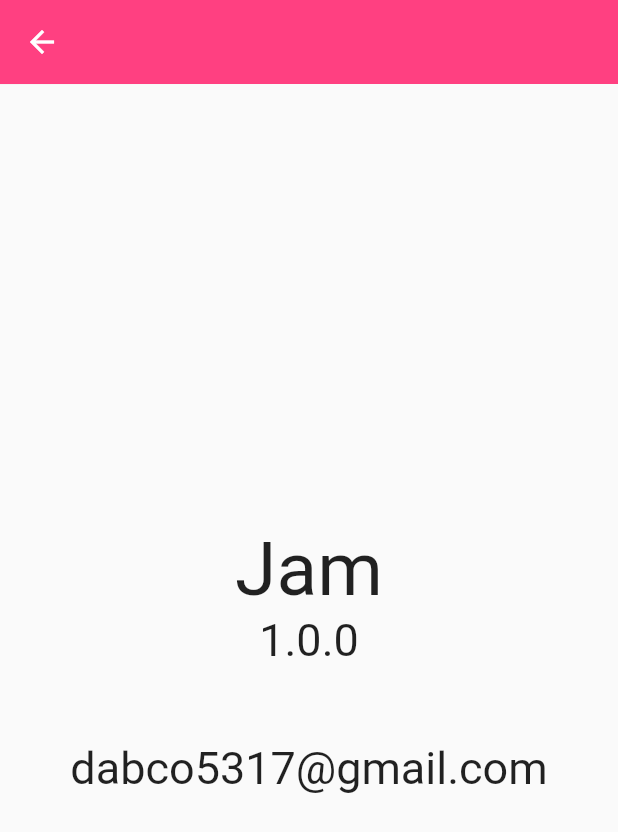
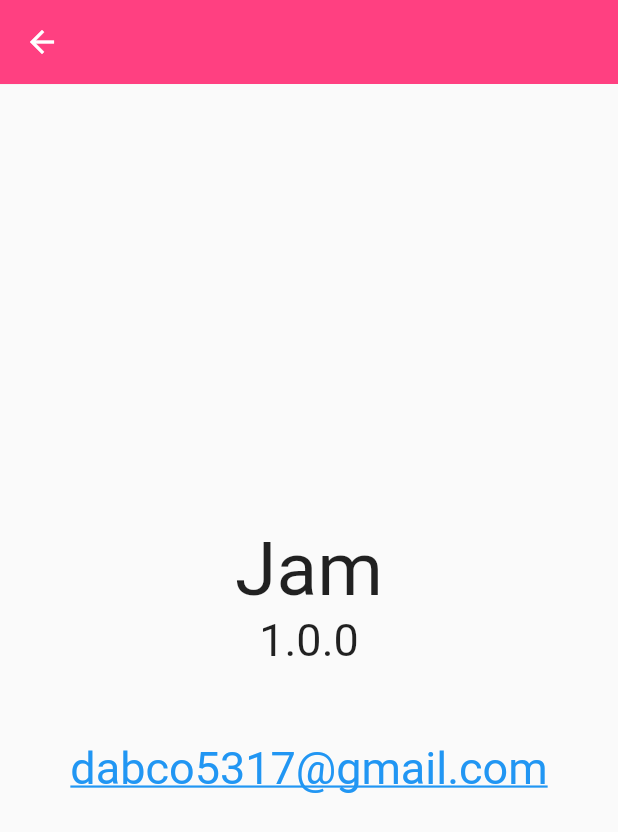
Before and after one commit to DAB-Co/jam-mobile, a Flutter app: the About screen opened by its route, on a phone screen of 412 x 824 dp. Shown: the top 832 px of the screen. Run offline on Flutter 3.47's test engine with Material 2 defaults, Android fonts, the light colour scheme and no system bars; our stand-ins replace device_info_plus, firebase_core, firebase_messaging, flutter_local_notifications, hive, hive_flutter and 1 more; missing offline and left inert: mqtt_client; accounts and stored records are empty; statements that could not run were skipped.

Commit message:
email address is clickable in about page

```diff
--- a/lib/pages/about.dart
+++ b/lib/pages/about.dart
@@ -1,4 +1,5 @@
 import 'package:flutter/material.dart';
+import 'package:url_launcher/url_launcher.dart';
 
 class About extends StatelessWidget {
   @override
@@ -22,13 +23,25 @@ class About extends StatelessWidget {
               style: TextStyle(fontSize: 30),
             ),
             SizedBox(height: 50),
-            Text(
-              "dabco5317@gmail.com",
-              style: TextStyle(fontSize: 30),
+            GestureDetector(
+              onTap: _launchEmail,
+              child: Text(
+                "dabco5317@gmail.com",
+                style: TextStyle(
+                  fontSize: 30,
+                  color: Colors.blue,
+                  decoration: TextDecoration.underline,
+                ),
+              ),
             ),
           ],
         ),
       ),
     );
   }
+
+  void _launchEmail() async {
+    var _url = "mailto:dabco5317@gmail.com?subject=Jam";
+    if (!await launch(_url)) throw 'Could not launch $_url';
+  }
 }
--- a/pubspec.yaml
+++ b/pubspec.yaml
@@ -39,6 +39,7 @@ dependencies:
   firebase_messaging: ^11.0.0
   firebase_analytics: ^8.3.4
   flutter_local_notifications: ^9.2.0
+  url_launcher: ^6.0.18
 
 dev_dependencies:
   flutter_test:
```
Also changed, not shown: pubspec.lock.
